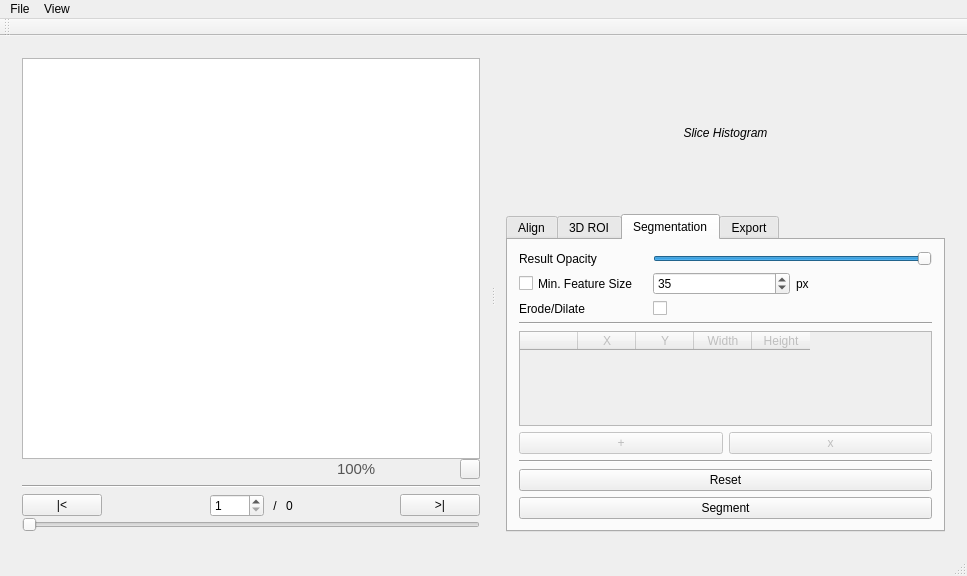
This is mainwindow.ui in prsousa/TomSeg as Qt 5 draws it before an edit. The edited form follows.
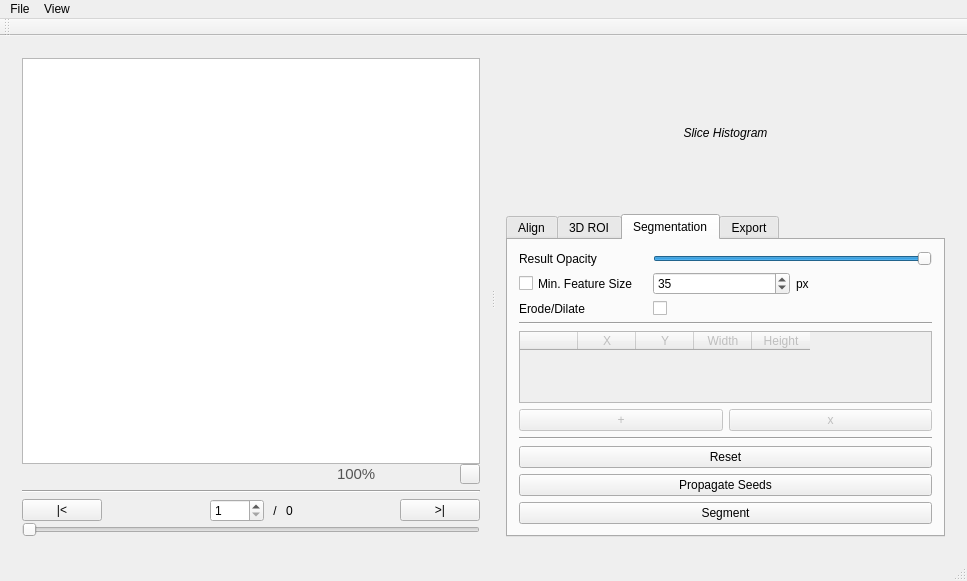
This is the edited form. Icons and pictures are not drawn.

Commit message: First try with Seed Propagation (by now only fixed seeds)

Patch:
```diff
--- a/mainwindow.ui
+++ b/mainwindow.ui
@@ -1016,6 +1016,13 @@
               </property>
              </widget>
             </item>
+            <item>
+             <widget class="QPushButton" name="propagateSeedsButton">
+              <property name="text">
+               <string>Propagate Seeds</string>
+              </property>
+             </widget>
+            </item>
             <item>
              <widget class="QPushButton" name="goButton">
               <property name="text">
```
The commit also changes 6 other files.
